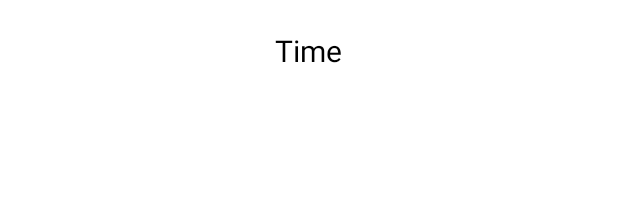
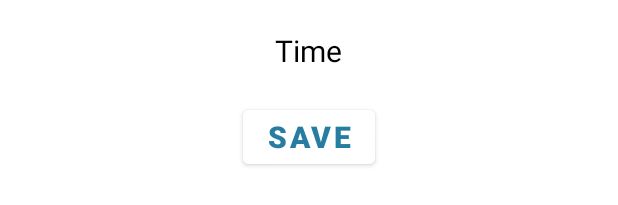
Before and after one commit to awatefkh3/MyFirsrtPro, an Android app: the layout activity_event_edit.xml on its own in the app's theme, with its tools: preview values and no code run, on a phone screen of 412 x 824 dp. Shown: the part 214-419 px from the top of the screen. Run offline under Robolectric (Android 15) with nearby library versions, the phone set to English and light mode, and no system bars.

Commit message:
added things

```diff
--- a/app/src/main/AndroidManifest.xml
+++ b/app/src/main/AndroidManifest.xml
@@ -37,11 +37,11 @@
             android:name=".LoginActivity"
             android:exported="true" />
         <activity
-            android:name=".SignUpActivity"
+            android:name=".WelcomeActivity"
             android:exported="true" />
         <activity android:name=".MyyyActivity" />
         <activity
-            android:name=".WelcomeActivity"
+            android:name=".SignUpActivity"
             android:exported="true">
             <intent-filter>
                 <action android:name="android.intent.action.MAIN" />
--- a/app/src/main/res/layout/activity_event_edit.xml
+++ b/app/src/main/res/layout/activity_event_edit.xml
@@ -47,4 +47,18 @@
         android:textAlignment="center"
         android:textColor="@color/black"
         />
+
+    <Button
+        android:layout_marginTop="20dp"
+        android:layout_width="wrap_content"
+        android:layout_height="wrap_content"
+        android:text="Save"
+        android:textColor="@color/blue"
+        android:backgroundTint="@color/white"
+        android:background="@null"
+        android:textStyle="bold"
+        android:onClick="saveEventAction"
+        android:layout_gravity="center"
+        android:textSize="20sp"/>
+
 </LinearLayout>
```
Also changed, not shown: app/src/main/java/com/example/myfirsrtpro/CalendarUtils.java (+11 -1 lines), app/src/main/java/com/example/myfirsrtpro/Event.java (added, +54 -0 lines), app/src/main/java/com/example/myfirsrtpro/EventAdapter.java (added, +7 -0 lines), app/src/main/java/com/example/myfirsrtpro/EventEditActivity.java (+28 -0 lines), app/src/main/java/com/example/myfirsrtpro/WeekViewActivity.java (+10 -0 lines).
